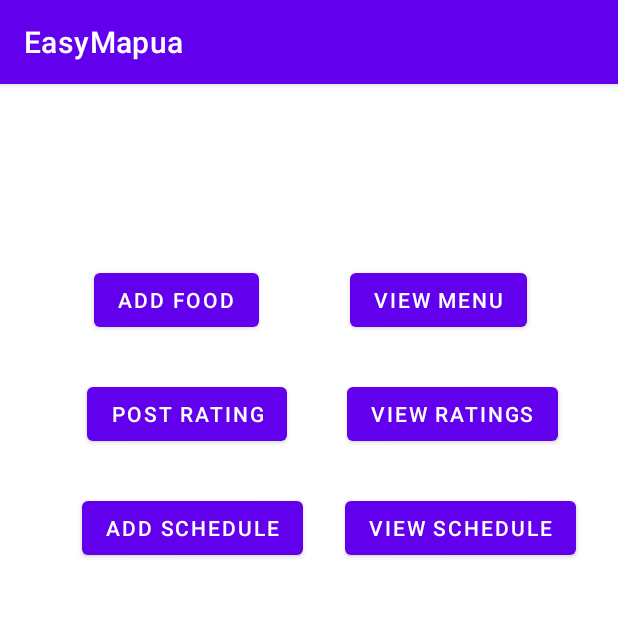
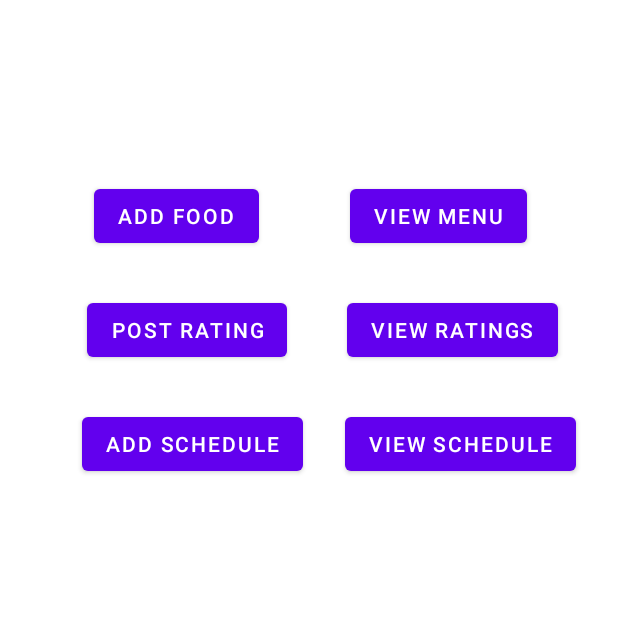
Before and after one commit to IzakVillanueva/EasyMapua, an Android app: the AdminNav screen opened directly, with no data from a screen before it, on a phone screen of 412 x 824 dp, the top half of it. Run offline under Robolectric (Android 15) with nearby library versions, the phone set to English and light mode, and no system bars.

Commit message:
Remove title bar for app

```diff
--- a/app/src/main/res/values/themes.xml
+++ b/app/src/main/res/values/themes.xml
@@ -1,6 +1,6 @@
 <resources xmlns:tools="http://schemas.android.com/tools">
     <!-- Base application theme. -->
-    <style name="Theme.EasyMapua" parent="Theme.MaterialComponents.DayNight.DarkActionBar">
+    <style name="Theme.EasyMapua" parent="Theme.MaterialComponents.DayNight.NoActionBar">
         <!-- Primary brand color. -->
         <item name="colorPrimary">@color/purple_500</item>
         <item name="colorPrimaryVariant">@color/purple_700</item>
```
